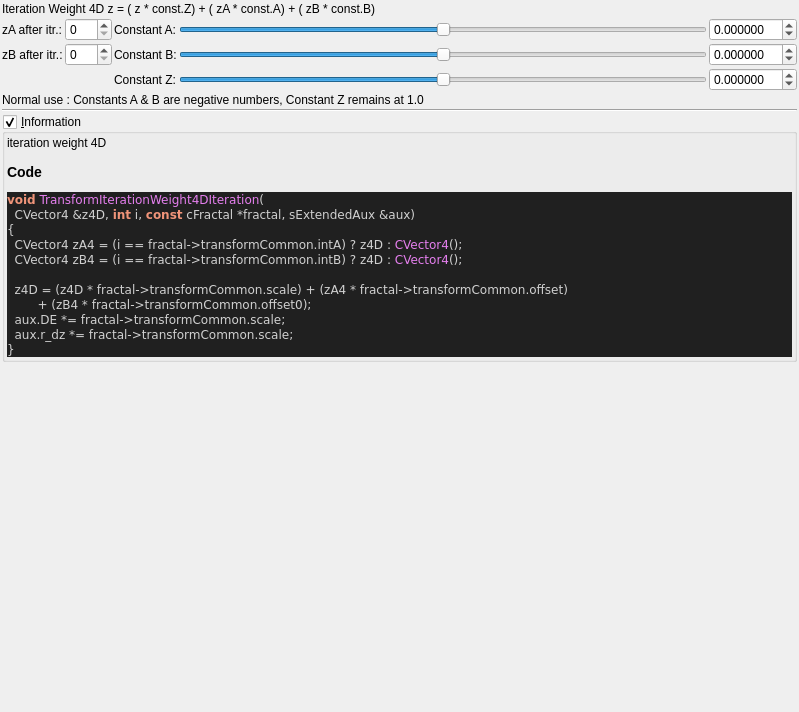
Qt form mandelbulber2/qt_data/fractal_transf_iteration_weight_4D.ui (buddhi1980/mandelbulber2) before a commit.
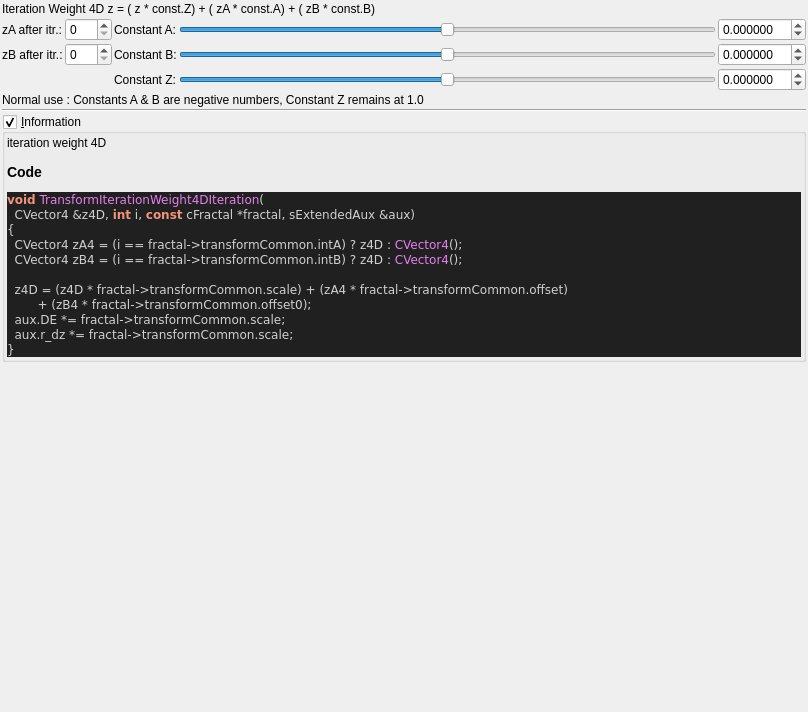
The same form after that commit. Custom widgets are drawn as their Qt base class.

```diff
--- a/mandelbulber2/qt_data/fractal_transf_iteration_weight_4D.ui
+++ b/mandelbulber2/qt_data/fractal_transf_iteration_weight_4D.ui
@@ -6,7 +6,7 @@
    <rect>
     <x>0</x>
     <y>0</y>
-    <width>799</width>
+    <width>808</width>
     <height>712</height>
    </rect>
   </property>
```
Left out of the diff: 11 changed lines with no effect on the pictures.
